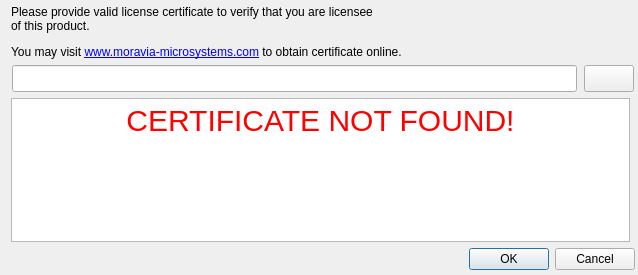
First picture: the form in IDE/GUI/widgets/LicenseInitWidget/licenseinitwidget.ui, repository AbyssAbbeba/MDS-picoblaze-AVR-ide, before the edit.
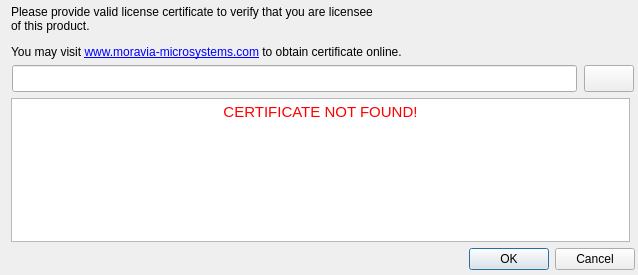
Second picture: the form after the edit. Icons and pictures are not drawn.

What changed in the file:
```diff
--- a/IDE/GUI/widgets/LicenseInitWidget/licenseinitwidget.ui
+++ b/IDE/GUI/widgets/LicenseInitWidget/licenseinitwidget.ui
@@ -176,8 +176,8 @@
          <string>&lt;!DOCTYPE HTML PUBLIC &quot;-//W3C//DTD HTML 4.0//EN&quot; &quot;http://www.w3.org/TR/REC-html40/strict.dtd&quot;&gt;
 &lt;html&gt;&lt;head&gt;&lt;meta name=&quot;qrichtext&quot; content=&quot;1&quot; /&gt;&lt;style type=&quot;text/css&quot;&gt;
 p, li { white-space: pre-wrap; }
-&lt;/style&gt;&lt;/head&gt;&lt;body style=&quot; font-family:'Ubuntu'; font-size:11pt; font-weight:400; font-style:normal;&quot;&gt;
-&lt;p align=&quot;center&quot; style=&quot; margin-top:0px; margin-bottom:0px; margin-left:0px; margin-right:0px; -qt-block-indent:0; text-indent:0px;&quot;&gt;&lt;img src=&quot;:/resources/icons/dialog-warning.png&quot; /&gt;&lt;span style=&quot; font-size:30px; color:#ff0000;&quot;&gt;CERTIFICATE NOT FOUND!&lt;/span&gt;&lt;/p&gt;&lt;/body&gt;&lt;/html&gt;</string>
+&lt;/style&gt;&lt;/head&gt;&lt;body style=&quot; font-family:'Sans Serif'; font-size:9pt; font-weight:400; font-style:normal;&quot;&gt;
+&lt;p align=&quot;center&quot; style=&quot; margin-top:0px; margin-bottom:0px; margin-left:0px; margin-right:0px; -qt-block-indent:0; text-indent:0px;&quot;&gt;&lt;img src=&quot;:/resources/icons/dialog-warning.png&quot; /&gt;&lt;span style=&quot; font-family:'Ubuntu'; font-size:11pt; color:#ff0000;&quot;&gt;CERTIFICATE NOT FOUND!&lt;/span&gt;&lt;/p&gt;&lt;/body&gt;&lt;/html&gt;</string>
         </property>
        </widget>
       </item>
```
Left out of the diff: 5 changed lines with no effect on the pictures.
